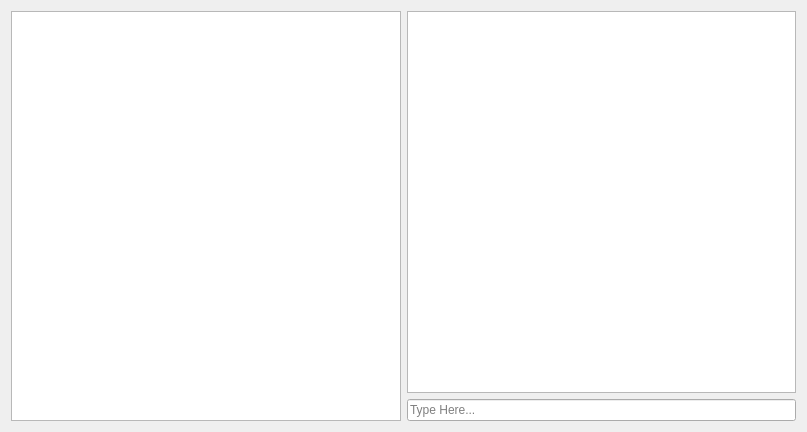
The window that src/citron/multiplayer/chat_room.ui (citron-neo/emulator) describes before a commit, drawn with Qt 5.
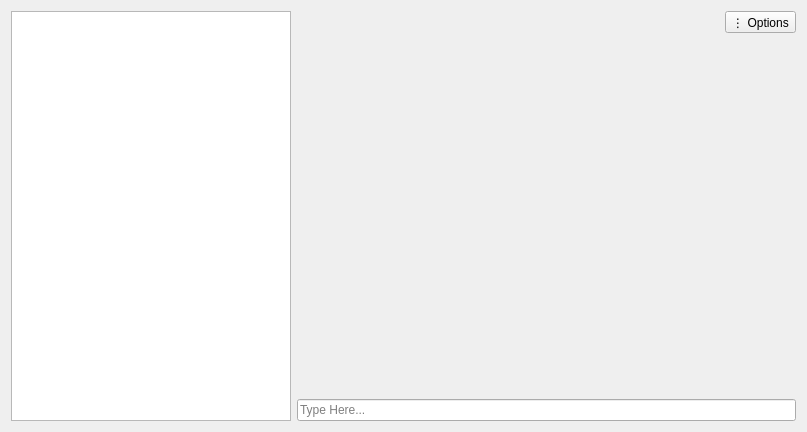
The same window after the commit.

```diff
--- a/src/citron/multiplayer/chat_room.ui
+++ b/src/citron/multiplayer/chat_room.ui
@@ -15,20 +15,66 @@
   </property>
   <layout class="QHBoxLayout" name="horizontalLayout">
    <item>
-    <widget class="QTreeView" name="player_view"/>
+    <widget class="QTreeView" name="player_view">
+     <property name="sizePolicy">
+      <sizepolicy hsizetype="Fixed" vsizetype="Expanding">
+       <horstretch>0</horstretch>
+       <verstretch>0</verstretch>
+      </sizepolicy>
+     </property>
+     <property name="minimumSize">
+      <size>
+       <width>280</width>
+       <height>0</height>
+      </size>
+     </property>
+     <property name="maximumSize">
+      <size>
+       <width>280</width>
+       <height>16777215</height>
+      </size>
+     </property>
+    </widget>
    </item>
    <item>
     <layout class="QVBoxLayout" name="verticalLayout_4">
      <item>
-      <widget class="QTextEdit" name="chat_history">
-       <property name="undoRedoEnabled">
-        <bool>false</bool>
+      <layout class="QHBoxLayout" name="header_layout">
+       <property name="spacing">
+        <number>0</number>
        </property>
-       <property name="readOnly">
+       <item>
+        <spacer name="header_spacer">
+         <property name="orientation">
+          <enum>Qt::Horizontal</enum>
+         </property>
+         <property name="sizeHint" stdset="0">
+          <size>
+           <width>40</width>
+           <height>12</height>
+          </size>
+         </property>
+        </spacer>
+       </item>
+       <item>
+        <widget class="QToolButton" name="options_button">
+         <property name="text">
+          <string>⋮ Options</string>
+         </property>
+         <property name="popupMode">
+          <enum>QToolButton::InstantPopup</enum>
+         </property>
+        </widget>
+       </item>
+      </layout>
+     </item>
+     <item>
+      <widget class="QScrollArea" name="chat_history">
+       <property name="widgetResizable">
         <bool>true</bool>
        </property>
-       <property name="textInteractionFlags">
-        <set>Qt::TextSelectableByKeyboard|Qt::TextSelectableByMouse</set>
+       <property name="frameShape">
+        <enum>QFrame::NoFrame</enum>
        </property>
       </widget>
      </item>
```
